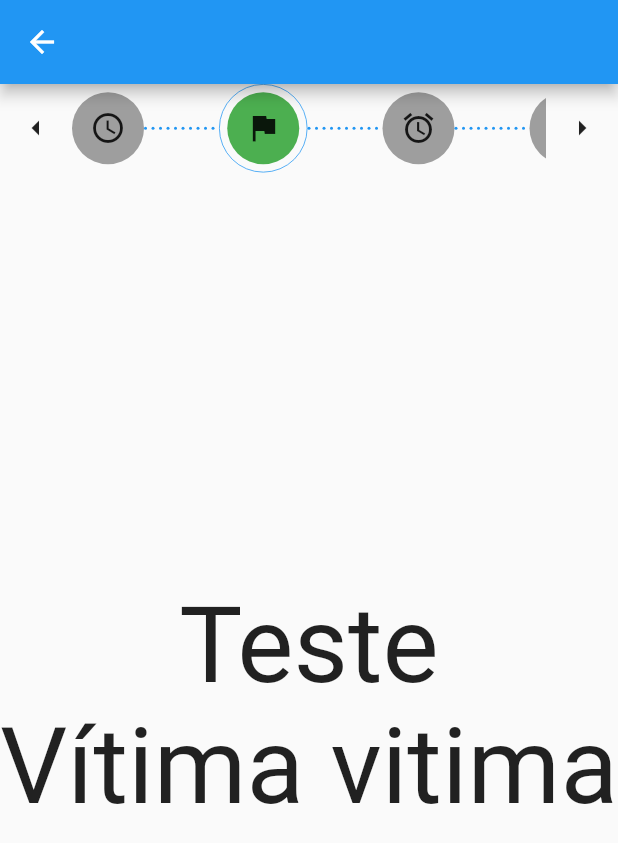
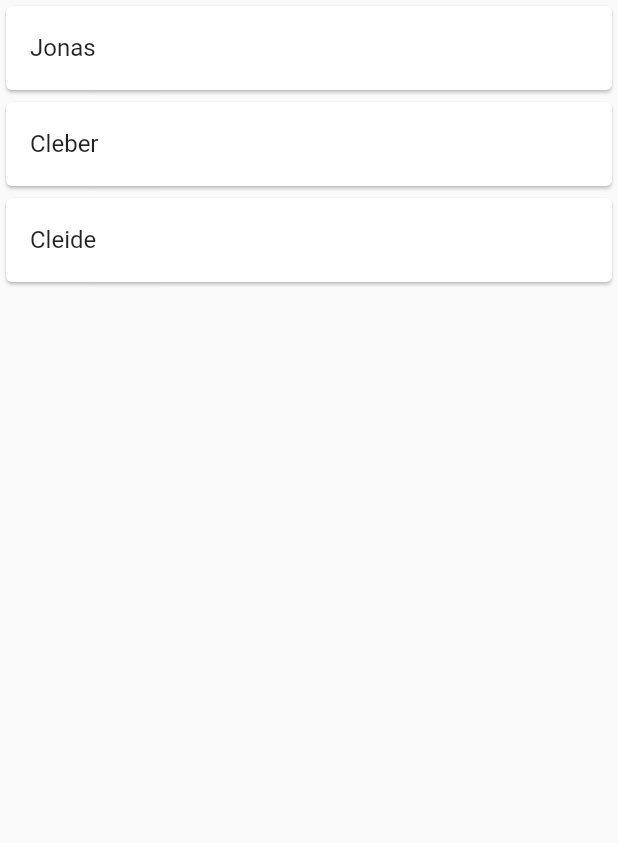
Before and after one commit to gabrieloliv96/ihcproject, a Flutter app: the screen it shows after launch, after a tap on "Lista de ocorrencias", on a phone screen of 412 x 824 dp. Shown: the top 843 px of the screen. Run offline on Flutter 3.47's test engine with Material 2 defaults, Android fonts, the phone set to English and light mode, and no system bars; our stand-ins replace im_stepper.

Commit message:
Fiz umas coisas

```diff
--- a/lib/index_page.dart
+++ b/lib/index_page.dart
@@ -22,7 +22,7 @@ class IndexPage extends StatelessWidget {
             ),
             ElevatedButton(
               onPressed: () {
-                Navigator.of(context).pushNamed(AppRoutes.OCORRENCIA);
+                Navigator.of(context).pushNamed(AppRoutes.LISTAOCORRENCIA);
               },
               child: Text('Lista de ocorrencias'),
             ),
--- a/lib/main.dart
+++ b/lib/main.dart
@@ -1,4 +1,5 @@
 import 'package:flutter/material.dart';
+import 'package:ihcproject/ocorrencias/lista_ocorrencia_page.dart';
 
 import 'cadastrar/cadastrar_ocorrencia_page.dart';
 import 'index_page.dart';
@@ -19,7 +20,8 @@ class MyApp extends StatelessWidget {
       routes: {
         AppRoutes.CADASTRAROCORRENCIA: (context) =>
             const CadastrarOcorrenciaPage(),
-        AppRoutes.OCORRENCIA: (context) => const OcorrenciaPage(),
+        // AppRoutes.OCORRENCIA: (context) => OcorrenciaPage(),
+        AppRoutes.LISTAOCORRENCIA: (context) => const ListaOcorrenciaPage(),
       },
     );
   }
--- /dev/null
+++ b/lib/ocorrencias/lista_ocorrencia_page.dart
@@ -0,0 +1,50 @@
+import 'package:flutter/material.dart';
+import 'package:flutter/src/widgets/container.dart';
+import 'package:flutter/src/widgets/framework.dart';
+import 'package:ihcproject/ocorrencias/ocorrencia_page.dart';
+
+import '../models/ocorrencia_model.dart';
+
+class ListaOcorrenciaPage extends StatefulWidget {
+  const ListaOcorrenciaPage({super.key});
+
+  @override
+  State<ListaOcorrenciaPage> createState() => _ListaOcorrenciaPageState();
+}
+
+class _ListaOcorrenciaPageState extends State<ListaOcorrenciaPage> {
+  // Future _fetchOcorrencia() async {
+  //   return await OcorrenciaModel(
+  //       id: 1, status: 1, nome: "Teste", observacao: 'Vítima vitima');
+  // }
+
+  List<OcorrenciaModel> ocorrencias = [
+    OcorrenciaModel(id: 0, status: 0, nome: 'Jonas'),
+    OcorrenciaModel(id: 1, status: 1, nome: 'Cleber'),
+    OcorrenciaModel(id: 2, status: 2, nome: 'Cleide'),
+  ];
+
+  @override
+  Widget build(BuildContext context) {
+    return Scaffold(
+      body: FutureBuilder(
+        builder: (context, snapshot) => ListView.builder(
+          itemCount: ocorrencias.length,
+          itemBuilder: (context, index) {
+            return Card(
+              child: ListTile(
+                title: Text(ocorrencias[index].nome),
+                onTap: () => Navigator.of(context).push(
+                  MaterialPageRoute(
+                    builder: ((context) =>
+                        OcorrenciaPage(ocorrencia: ocorrencias[index])),
+                  ),
+                ),
+              ),
+            );
+          },
+        ),
+      ),
+    );
+  }
+}
--- a/lib/ocorrencias/ocorrencia_page.dart
+++ b/lib/ocorrencias/ocorrencia_page.dart
@@ -6,18 +6,14 @@ import 'package:im_stepper/stepper.dart';
 import '../models/ocorrencia_model.dart';
 
 class OcorrenciaPage extends StatefulWidget {
-  const OcorrenciaPage({super.key});
+  final OcorrenciaModel ocorrencia;
+  const OcorrenciaPage({super.key, required this.ocorrencia});
 
   @override
   State<OcorrenciaPage> createState() => _OcorrenciaPageState();
 }
 
 class _OcorrenciaPageState extends State<OcorrenciaPage> {
-  Future _fetchOcorrencia() async {
-    return await OcorrenciaModel(
-        id: 1, status: 1, nome: "Teste", observacao: 'Vítima vitima');
-  }
-
   // Future teste() async {
   //   await db.collection("usuarios").get();
   // }
@@ -30,30 +26,22 @@ class _OcorrenciaPageState extends State<OcorrenciaPage> {
 
     return Scaffold(
       appBar: AppBar(),
-      body: FutureBuilder(
-        future: _fetchOcorrencia(),
-        builder: (BuildContext context, AsyncSnapshot<dynamic> snapshot) {
-          OcorrenciaModel ocorrencia = snapshot.data;
-          return Column(
+      body: Column(
         children: [
           IconStepper(
-                icons: [
+            icons: const [
               Icon(Icons.access_time),
-                  Icon(Icons.flag),
-                  Icon(Icons.access_alarm),
-                  Icon(Icons.supervised_user_circle),
-                  Icon(Icons.flag),
-                  Icon(Icons.access_alarm),
-                  Icon(Icons.supervised_user_circle),
+              Icon(Icons.local_police_rounded),
+              Icon(Icons.elderly_woman_rounded),
             ],
 
             // activeStep property set to activeStep variable defined above.
-                activeStep: ocorrencia.status,
+            activeStep: widget.ocorrencia.status,
 
             // This ensures step-tapping updates the activeStep.
             onStepReached: (index) {
               setState(() {
-                    activeStep = ocorrencia.status;
+                activeStep = widget.ocorrencia.status;
               });
             },
           ),
@@ -63,8 +51,8 @@ class _OcorrenciaPageState extends State<OcorrenciaPage> {
               child: Center(
                 child: Column(
                   children: [
-                        Text('${ocorrencia.nome}'),
-                        Text('${ocorrencia.observacao}'),
+                    Text(widget.ocorrencia.nome),
+                    Text('${widget.ocorrencia.observacao}'),
                   ],
                 ),
               ),
@@ -78,8 +66,6 @@ class _OcorrenciaPageState extends State<OcorrenciaPage> {
             ],
           ),
         ],
-          );
-        },
       ),
     );
   }
--- a/lib/rotas/app_routes.dart
+++ b/lib/rotas/app_routes.dart
@@ -4,4 +4,5 @@ class AppRoutes {
   static const INDEX = '/';
   static const CADASTRAROCORRENCIA = '/cadastrarocorrencia';
   static const OCORRENCIA = '/ocorrencia';
+  static const LISTAOCORRENCIA = '/listaocorrencia';
 }
```
Also changed, not shown: lib/cadastrar/cadastrar_ocorrencia_page.dart (+29 -5 lines). Lines whose indentation alone changed are shown as unchanged.
